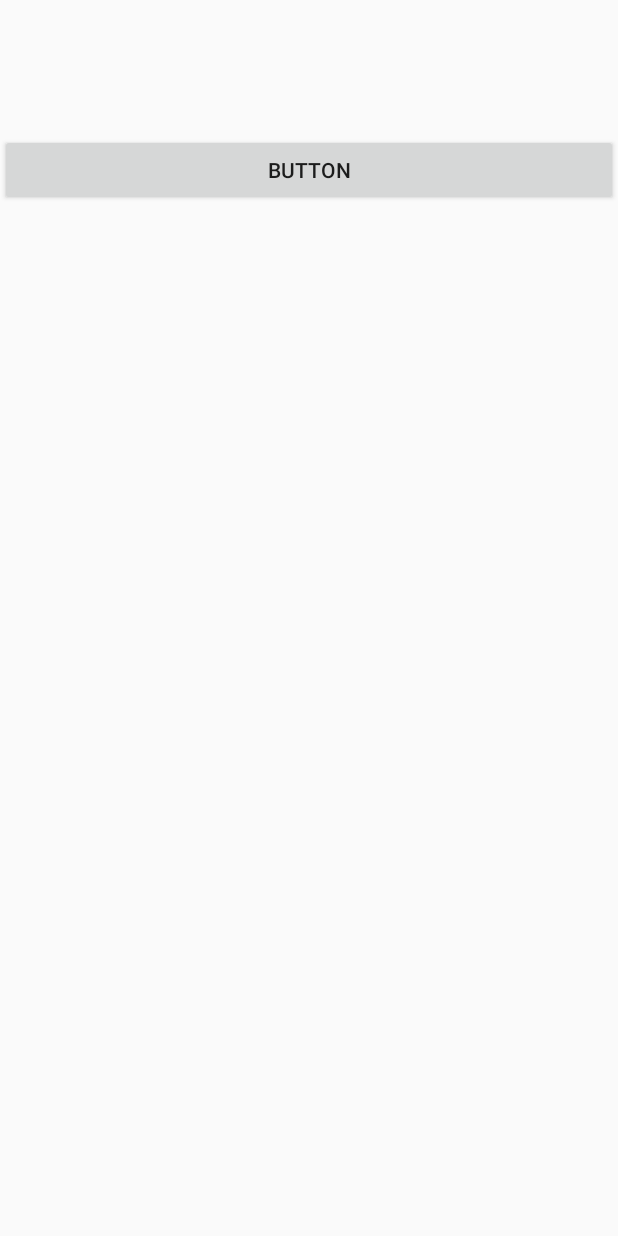
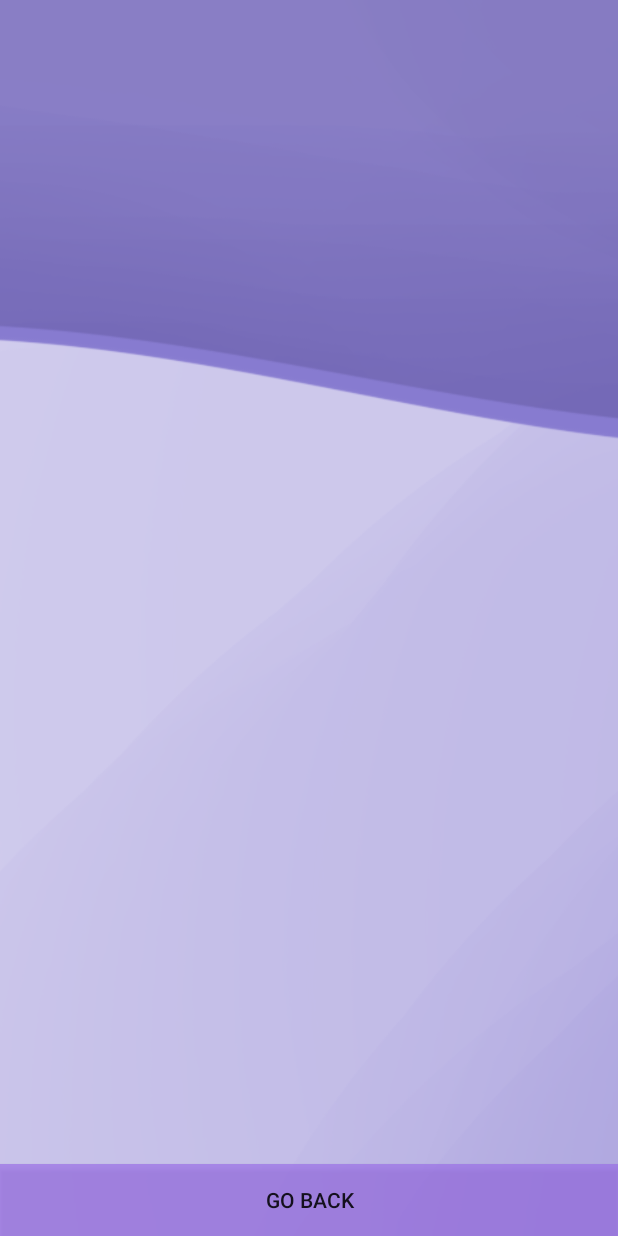
Before and after one commit to YanaGlad/CatUniverse, an Android app: the AboutAchievementActivity screen opened directly, with no data from a screen before it, on a phone screen of 412 x 824 dp. Run offline under Robolectric (Android 15) with nearby library versions, the phone set to English and light mode, and no system bars; network calls fail; 3 statements that could not run were skipped.

Commit message:
achievement go back

```diff
--- a/app/src/main/java/com/example/catuniverse/gameSupport/aboutGame/AboutAchievementActivity.java
+++ b/app/src/main/java/com/example/catuniverse/gameSupport/aboutGame/AboutAchievementActivity.java
@@ -2,8 +2,11 @@ package com.example.catuniverse.gameSupport.aboutGame;
 
 import androidx.appcompat.app.AppCompatActivity;
 
+import android.content.Intent;
 import android.os.Bundle;
+import android.view.View;
 
+import com.example.catuniverse.MainActivity;
 import com.example.catuniverse.R;
 
 public class AboutAchievementActivity extends AppCompatActivity {
@@ -12,6 +15,11 @@ public class AboutAchievementActivity extends AppCompatActivity {
     protected void onCreate(Bundle savedInstanceState) {
         super.onCreate(savedInstanceState);
         setContentView(R.layout.activity_about_achievement);
+    }
 
+
+    public void onGoBackClick(View view){
+        Intent intent = new Intent(this, MainActivity.class);
+        startActivity(intent);
     }
 }
--- a/app/src/main/java/com/example/catuniverse/gameSupport/aboutGame/AboutAchievementFragment.java
+++ b/app/src/main/java/com/example/catuniverse/gameSupport/aboutGame/AboutAchievementFragment.java
@@ -10,6 +10,7 @@ import androidx.fragment.app.Fragment;
 import android.view.LayoutInflater;
 import android.view.View;
 import android.view.ViewGroup;
+import android.widget.Button;
 
 import com.example.catuniverse.R;
 
@@ -25,7 +26,6 @@ public class AboutAchievementFragment extends Fragment {
 
     public AboutAchievementFragment() {
     }
-
 
     @Override
     public void onCreate(Bundle savedInstanceState) {
--- a/app/src/main/java/com/example/catuniverse/gameSupport/gameTime/timeLevels/Level9.java
+++ b/app/src/main/java/com/example/catuniverse/gameSupport/gameTime/timeLevels/Level9.java
@@ -14,6 +14,7 @@ import static com.example.catuniverse.gameSupport.BitmapLoader.blueDoor;
 import static com.example.catuniverse.gameSupport.BitmapLoader.blueDoorOpened;
 import static com.example.catuniverse.gameSupport.BitmapLoader.blueGround;
 import static com.example.catuniverse.gameSupport.BitmapLoader.electrodynamixMusic;
+import static com.example.catuniverse.gameSupport.BitmapLoader.movingBlueSpaceBackground;
 import static com.example.catuniverse.gameSupport.BitmapLoader.movingSpaceBackground;
 
 //В РАЗРАБОТКЕ
@@ -21,7 +22,7 @@ public class Level9 extends TimeLevel {
     private MainRunActivity mainRunActivity;
 
     public Level9(MainRunActivity mainRunActivity) {
-        super(10, 15, 220, movingSpaceBackground, blueGround, 1, electrodynamixMusic);
+        super(10, 15, 220, movingBlueSpaceBackground, blueGround, 1, electrodynamixMusic);
         this.mainRunActivity = mainRunActivity;
         gameOver = false;
 
--- a/app/src/main/res/layout/fragment_about_achievement.xml
+++ b/app/src/main/res/layout/fragment_about_achievement.xml
@@ -1,50 +1,86 @@
 <?xml version="1.0" encoding="utf-8"?>
-<LinearLayout
-    xmlns:android="http://schemas.android.com/apk/res/android"
+
+<androidx.constraintlayout.widget.ConstraintLayout xmlns:android="http://schemas.android.com/apk/res/android"
+    xmlns:app="http://schemas.android.com/apk/res-auto"
     xmlns:tools="http://schemas.android.com/tools"
     android:layout_width="match_parent"
     android:layout_height="match_parent"
-    tools:context=".gameSupport.aboutGame.AboutAchievementFragment"
+    android:orientation="vertical"
 
-    android:orientation="vertical">
+    tools:context=".gameSupport.aboutGame.AboutAchievementFragment">
+
+    <androidx.appcompat.widget.AppCompatImageView
+        android:id="@+id/background"
+        android:layout_width="wrap_content"
+        android:layout_height="wrap_content"
+        android:layout_gravity="center"
+        android:scaleType="centerCrop"
+        android:src="@drawable/achieve_background"
+        app:layout_constraintStart_toStartOf="@+id/linearLayout"
+        app:layout_constraintTop_toTopOf="@+id/linearLayout" />
+
+    <androidx.constraintlayout.widget.ConstraintLayout
+        android:id="@+id/linearLayout"
+        android:layout_width="0dp"
+        android:layout_height="0dp"
+
+        app:layout_constraintBottom_toBottomOf="parent"
+        app:layout_constraintEnd_toEndOf="parent"
+        app:layout_constraintHorizontal_bias="1.0"
+        app:layout_constraintStart_toStartOf="parent"
+        app:layout_constraintTop_toTopOf="parent"
+        app:layout_constraintVertical_bias="1.0"
+        tools:context=".gameSupport.aboutGame.AboutAchievementFragment">
+
 
         <androidx.appcompat.widget.AppCompatTextView
             android:id="@+id/achieve_title"
             android:layout_width="match_parent"
             android:layout_height="wrap_content"
+            android:textAlignment="center"
             android:textColor="@android:color/black"
-        tools:text="Achievement"
-        android:textAlignment="center"
-        android:textSize="40sp" />
+            android:textSize="40sp"
+            tools:layout_editor_absoluteX="0dp"
+            tools:layout_editor_absoluteY="16dp"
+            tools:text="Achievement" />
 
         <androidx.core.widget.NestedScrollView
+            android:id="@+id/nestedScrollView"
             android:layout_width="match_parent"
             android:layout_height="wrap_content"
-    >
+            tools:layout_editor_absoluteX="-16dp"
+            tools:layout_editor_absoluteY="329dp">
 
             <androidx.appcompat.widget.AppCompatTextView
                 android:id="@+id/acheve_description"
                 android:layout_width="match_parent"
                 android:layout_height="wrap_content"
-            tools:text="Achievement description"
                 android:textAlignment="center"
-            android:textSize="25sp" />
+                android:textSize="25sp"
+                tools:text="Achievement description" />
 
         </androidx.core.widget.NestedScrollView>
 
-
         <androidx.appcompat.widget.AppCompatImageView
             android:id="@+id/image_achieve"
-        android:layout_width="wrap_content"
-        android:layout_height="wrap_content"
-        android:layout_gravity="center"
-        />
+            android:layout_width="0dp"
+            android:layout_height="0dp"
+            app:layout_constraintBottom_toTopOf="@+id/nestedScrollView"
+            app:layout_constraintEnd_toEndOf="parent"
+            app:layout_constraintStart_toStartOf="parent"
+            app:layout_constraintTop_toBottomOf="@+id/achieve_title" />
 
         <Button
             android:id="@+id/button"
-        android:layout_gravity="bottom"
             android:layout_width="match_parent"
             android:layout_height="wrap_content"
-        android:text="Button" />
+            android:layout_gravity="bottom"
+            android:background="#AE9A6FE8"
+            android:onClick="onGoBackClick"
+            android:text="Go Back"
+            app:layout_constraintBottom_toBottomOf="parent"
+            tools:layout_editor_absoluteX="-16dp" />
 
-</LinearLayout>
+    </androidx.constraintlayout.widget.ConstraintLayout>
+
+</androidx.constraintlayout.widget.ConstraintLayout>
```
Also changed, not shown: app/src/main/res/drawable/achieve_background.png (added). Lines whose indentation alone changed are shown as unchanged.
